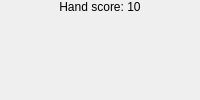
The window that handinfo.ui (Hitonoriol/qBlackJack) describes before a commit, drawn with Qt 5.
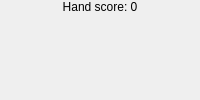
The same window after the commit.

Commit message:
Add a hidden card to a `Hand` on construction (as a placeholder before the first game is played)
+ Change default hand info text to "Hand score: 0"

Diff of the .ui file:
```diff
--- a/handinfo.ui
+++ b/handinfo.ui
@@ -24,7 +24,7 @@
    <item>
     <widget class="QLabel" name="infoLabel">
      <property name="text">
-      <string>Hand score: 10</string>
+      <string>Hand score: 0</string>
      </property>
      <property name="alignment">
       <set>Qt::AlignHCenter|Qt::AlignTop</set>
```
The commit also changes 2 other files.
